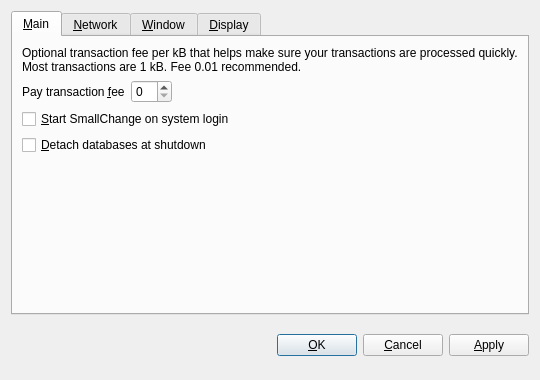
First picture: the form in src/qt/forms/optionsdialog.ui, repository bd9142/campuscoin, before the edit.
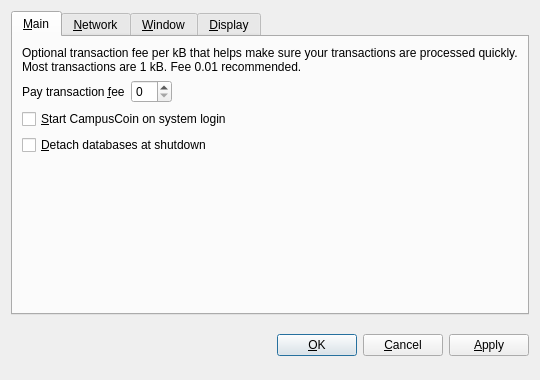
Second picture: the form after the edit. The open tabs and pages were chosen to show the change. Custom widgets are drawn as their Qt base class.

Patch:
```diff
--- a/src/qt/forms/optionsdialog.ui
+++ b/src/qt/forms/optionsdialog.ui
@@ -82,7 +82,7 @@
           <string>Automatically start SmallChange after logging in to the system.</string>
          </property>
          <property name="text">
-          <string>&amp;Start SmallChange on system login</string>
+          <string>&amp;Start CampusCoin on system login</string>
          </property>
         </widget>
        </item>
```
Left out of the diff: 10 changed lines with no effect on the pictures.
